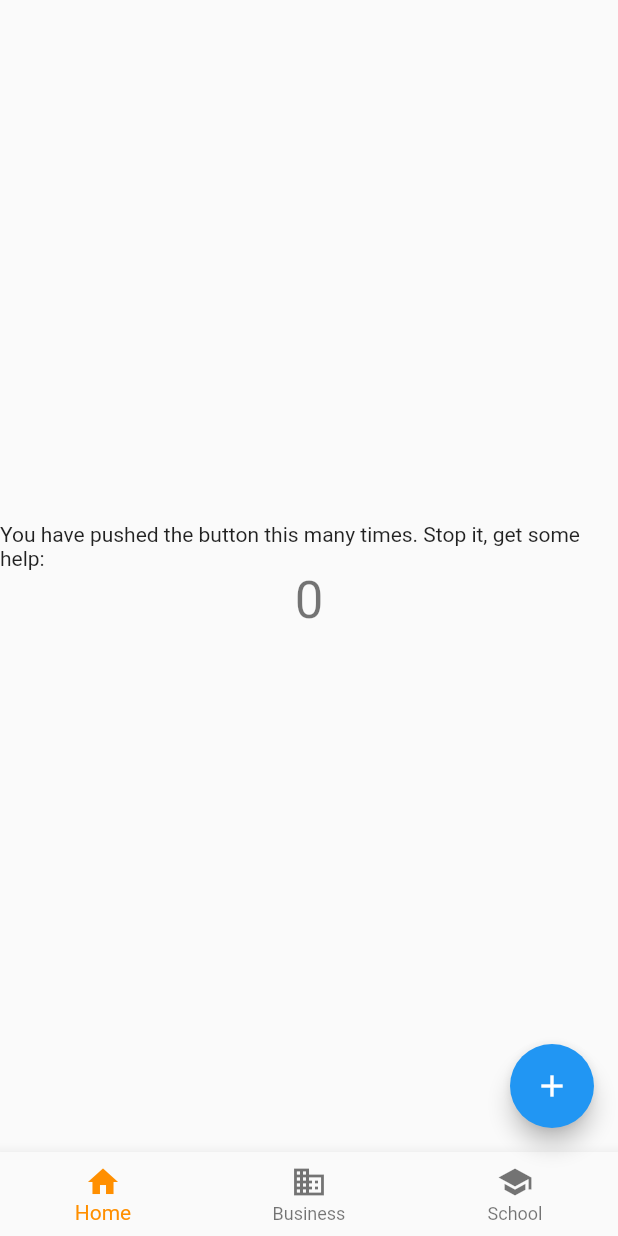
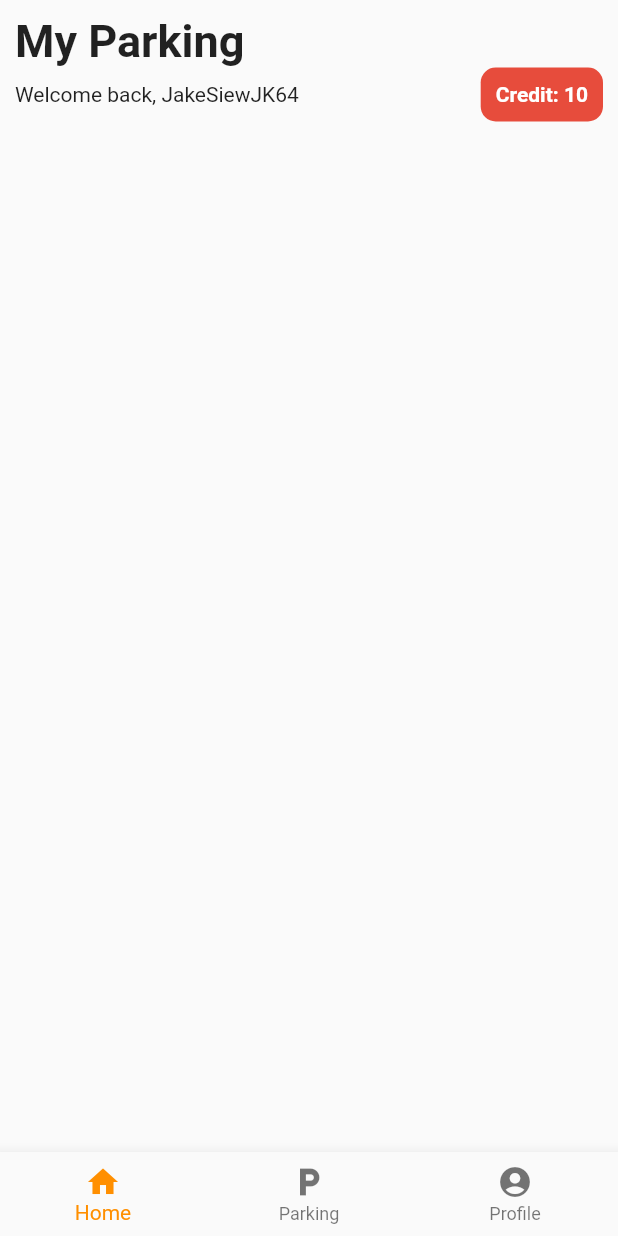
Before and after one commit to JakeSiewJK64/FlyParking, a Flutter app: the screen it shows after launch, on a phone screen of 412 x 824 dp. Run offline on Flutter 3.47's test engine with Material 2 defaults, Android fonts, the phone set to English and light mode, and no system bars.

Commit message:
update: 1. main page 2. added custom card and page template

```diff
--- a/lib/homepage.dart
+++ b/lib/homepage.dart
@@ -1,38 +1,30 @@
 import 'package:flutter/material.dart';
+import 'package:flyparking/shared/page_template.dart';
 
 class HomePage extends StatefulWidget {
-  const HomePage({Key? key, required this.title}) : super(key: key);
-
-  final String title;
+  const HomePage({Key? key}) : super(key: key);
 
   @override
   State<HomePage> createState() => _HomePageState();
 }
 
 class _HomePageState extends State<HomePage> {
-  int _counter = 0;
   int _selectedIndex = 0;
 
-  final List<BottomNavigationBarItem> _routes = [
-    const BottomNavigationBarItem(
+  static const List<BottomNavigationBarItem> _routes = [
+    BottomNavigationBarItem(
       icon: Icon(Icons.home),
       label: 'Home',
     ),
-    const BottomNavigationBarItem(
-      icon: Icon(Icons.business),
-      label: 'Business',
+    BottomNavigationBarItem(
+      icon: Icon(Icons.local_parking),
+      label: 'Parking',
     ),
-    const BottomNavigationBarItem(
-      icon: Icon(Icons.school),
-      label: 'School',
+    BottomNavigationBarItem(
+      icon: Icon(Icons.account_circle),
+      label: 'Profile',
     ),
   ];
-
-  void _incrementCounter() {
-    setState(() {
-      _counter++;
-    });
-  }
 
   void _onItemTapped(int index) {
     setState(() {
@@ -42,18 +34,39 @@ class _HomePageState extends State<HomePage> {
 
   @override
   Widget build(BuildContext context) {
+    final Size size = MediaQuery.of(context).size;
     return Scaffold(
-      body: Center(
+      body: Container(
+        width: size.width,
+        height: size.height,
         child: Column(
-          mainAxisAlignment: MainAxisAlignment.center,
-          children: <Widget>[
-            const Text(
-              'You have pushed the button this many times. Stop it, get some help:',
-            ),
-            Text(
-              '$_counter',
-              style: Theme.of(context).textTheme.headline4,
-            ),
+          children: [
+            PageTemplate(title: "My Parking", widgets: [
+              Row(
+                mainAxisAlignment: MainAxisAlignment.spaceBetween,
+                children: [
+                  const Text("Welcome back, JakeSiewJK64"),
+                  Align(
+                    alignment: Alignment.centerRight,
+                    child: Container(
+                      decoration: BoxDecoration(
+                          borderRadius: BorderRadius.circular(10),
+                          color: const Color(0xffe74c3c)),
+                      child: const Padding(
+                        padding: EdgeInsets.all(10),
+                        child: Text(
+                          "Credit: 10",
+                          style: TextStyle(
+                            color: Colors.white,
+                            fontWeight: FontWeight.bold,
+                          ),
+                        ),
+                      ),
+                    ),
+                  ),
+                ],
+              )
+            ]),
           ],
         ),
       ),
@@ -63,11 +76,6 @@ class _HomePageState extends State<HomePage> {
         selectedItemColor: Colors.amber[800],
         onTap: _onItemTapped,
       ),
-      floatingActionButton: FloatingActionButton(
-        onPressed: _incrementCounter,
-        tooltip: 'Increment',
-        child: const Icon(Icons.add),
-      ),
     );
   }
 }
--- a/lib/main.dart
+++ b/lib/main.dart
@@ -16,7 +16,7 @@ class MyApp extends StatelessWidget {
       theme: ThemeData(
         primarySwatch: Colors.blue,
       ),
-      home: const HomePage(title: 'Flutter Demo Home Page'),
+      home: const HomePage(),
     );
   }
 }
--- /dev/null
+++ b/lib/shared/custom_card.dart
@@ -0,0 +1,38 @@
+import 'package:flutter/material.dart';
+
+class CustomCard extends StatefulWidget {
+  const CustomCard({Key? key, required this.cardTitle}) : super(key: key);
+
+  final String cardTitle;
+  @override
+  State<CustomCard> createState() => _CustomCardState();
+}
+
+class _CustomCardState extends State<CustomCard> {
+  @override
+  Widget build(BuildContext context) {
+    final Size size = MediaQuery.of(context).size;
+    return Material(
+      elevation: 10,
+      borderRadius: const BorderRadius.all(Radius.circular(10)),
+      child: Padding(
+        padding: const EdgeInsets.all(10),
+        child: SizedBox(
+          width: size.width,
+          height: 100,
+          child: Padding(
+            padding: const EdgeInsets.all(10),
+            child: Text(
+              widget.cardTitle,
+              textAlign: TextAlign.left,
+              style: const TextStyle(
+                fontSize: 32.0,
+                fontWeight: FontWeight.bold,
+              ),
+            ),
+          ),
+        ),
+      ),
+    );
+  }
+}
--- /dev/null
+++ b/lib/shared/page_template.dart
@@ -0,0 +1,41 @@
+import 'package:flutter/material.dart';
+
+class PageTemplate extends StatefulWidget {
+  const PageTemplate({Key? key, required this.title, required this.widgets})
+      : super(key: key);
+
+  final String title;
+  final List<Widget> widgets;
+
+  @override
+  State<PageTemplate> createState() => _PageTemplateState();
+}
+
+class _PageTemplateState extends State<PageTemplate> {
+  @override
+  Widget build(BuildContext context) {
+    final Size size = MediaQuery.of(context).size;
+    return Container(
+      width: size.width,
+      margin: const EdgeInsets.fromLTRB(10, 10, 10, 0),
+      child: Column(
+        children: [
+          Align(
+            alignment: Alignment.centerLeft,
+            child: Text(
+              widget.title,
+              textAlign: TextAlign.start,
+              style: const TextStyle(
+                fontWeight: FontWeight.bold,
+                fontSize: 30,
+              ),
+            ),
+          ),
+          Column(
+            children: widget.widgets,
+          ),
+        ],
+      ),
+    );
+  }
+}
```
